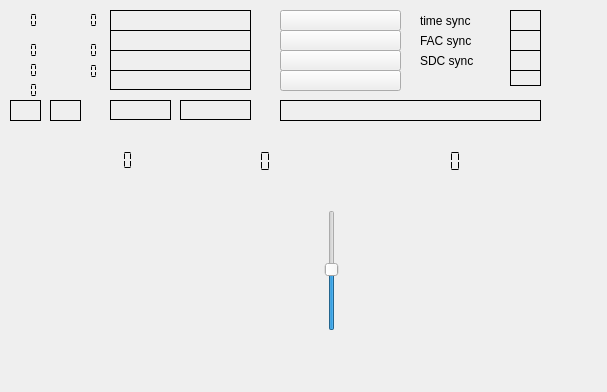
Above: decoders/drm-decoder/drmdecoder.ui from JvanKatwijk/swradio-8 before the change. Below: the same form after it.
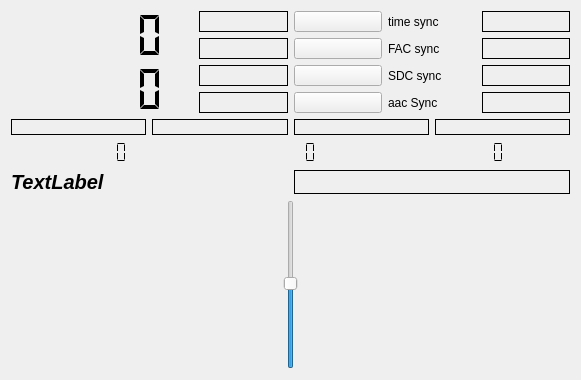
That is the form after the change. Custom widgets are drawn as their Qt base class.

Diff of the .ui file:
```diff
--- a/decoders/drm-decoder/drmdecoder.ui
+++ b/decoders/drm-decoder/drmdecoder.ui
@@ -6,559 +6,382 @@
    <rect>
     <x>0</x>
     <y>0</y>
-    <width>607</width>
-    <height>392</height>
+    <width>581</width>
+    <height>380</height>
    </rect>
   </property>
   <property name="windowTitle">
    <string>drm decoder</string>
   </property>
-  <widget class="QwtPlot" name="equalizerDisplay">
-   <property name="geometry">
-    <rect>
-     <x>10</x>
-     <y>220</y>
-     <width>291</width>
-     <height>131</height>
-    </rect>
-   </property>
-  </widget>
-  <widget class="QSlider" name="scopeSlider">
-   <property name="geometry">
-    <rect>
-     <x>320</x>
-     <y>210</y>
-     <width>24</width>
-     <height>121</height>
-    </rect>
-   </property>
-   <property name="value">
-    <number>50</number>
-   </property>
-   <property name="orientation">
-    <enum>Qt::Vertical</enum>
-   </property>
-  </widget>
-  <widget class="QwtPlot" name="iqPlotter">
-   <property name="geometry">
-    <rect>
-     <x>360</x>
-     <y>210</y>
-     <width>191</width>
-     <height>141</height>
-    </rect>
-   </property>
-  </widget>
-  <widget class="QLabel" name="messageLabel">
-   <property name="geometry">
-    <rect>
-     <x>280</x>
-     <y>100</y>
-     <width>261</width>
-     <height>21</height>
-    </rect>
-   </property>
-   <property name="frameShape">
-    <enum>QFrame::Box</enum>
-   </property>
-   <property name="text">
-    <string/>
-   </property>
-  </widget>
-  <widget class="QLabel" name="audioModelabel">
-   <property name="geometry">
-    <rect>
-     <x>180</x>
-     <y>100</y>
-     <width>71</width>
-     <height>20</height>
-    </rect>
-   </property>
-   <property name="frameShape">
-    <enum>QFrame::Box</enum>
-   </property>
-   <property name="text">
-    <string/>
-   </property>
-  </widget>
-  <widget class="QLabel" name="modeIndicator">
-   <property name="geometry">
-    <rect>
-     <x>50</x>
-     <y>100</y>
-     <width>31</width>
-     <height>21</height>
-    </rect>
-   </property>
-   <property name="frameShape">
-    <enum>QFrame::Box</enum>
-   </property>
-   <property name="text">
-    <string/>
-   </property>
-  </widget>
-  <widget class="QLabel" name="spectrumIndicator">
-   <property name="geometry">
-    <rect>
-     <x>10</x>
-     <y>100</y>
-     <width>31</width>
-     <height>21</height>
-    </rect>
-   </property>
-   <property name="frameShape">
-    <enum>QFrame::Box</enum>
-   </property>
-   <property name="text">
-    <string/>
-   </property>
-  </widget>
-  <widget class="QPushButton" name="channel_4">
-   <property name="geometry">
-    <rect>
-     <x>280</x>
-     <y>70</y>
-     <width>121</width>
-     <height>21</height>
-    </rect>
-   </property>
-   <property name="text">
-    <string/>
-   </property>
-  </widget>
-  <widget class="QPushButton" name="channel_3">
-   <property name="geometry">
-    <rect>
-     <x>280</x>
-     <y>50</y>
-     <width>121</width>
-     <height>21</height>
-    </rect>
-   </property>
-   <property name="text">
-    <string/>
-   </property>
-  </widget>
-  <widget class="QPushButton" name="channel_2">
-   <property name="geometry">
-    <rect>
-     <x>280</x>
-     <y>30</y>
-     <width>121</width>
-     <height>21</height>
-    </rect>
-   </property>
-   <property name="text">
-    <string/>
-   </property>
-  </widget>
-  <widget class="QPushButton" name="channel_1">
-   <property name="geometry">
-    <rect>
-     <x>280</x>
-     <y>10</y>
-     <width>121</width>
-     <height>21</height>
-    </rect>
-   </property>
-   <property name="toolTip">
-    <string>&lt;html&gt;&lt;head/&gt;&lt;body&gt;&lt;p&gt;Visibility of the button suggests the availability of a DRM channel.&lt;/p&gt;&lt;/body&gt;&lt;/html&gt;</string>
-   </property>
-   <property name="text">
-    <string/>
-   </property>
-  </widget>
-  <widget class="QLCDNumber" name="snrDisplay">
-   <property name="geometry">
-    <rect>
-     <x>40</x>
-     <y>150</y>
-     <width>141</width>
-     <height>20</height>
-    </rect>
-   </property>
-   <property name="toolTip">
-    <string>&lt;html&gt;&lt;head/&gt;&lt;body&gt;&lt;p&gt;Estimate of the SNR of the DRM signal.&lt;/p&gt;&lt;/body&gt;&lt;/html&gt;</string>
-   </property>
-   <property name="frameShape">
-    <enum>QFrame::NoFrame</enum>
-   </property>
-   <property name="frameShadow">
-    <enum>QFrame::Plain</enum>
-   </property>
-   <property name="lineWidth">
-    <number>0</number>
-   </property>
-   <property name="segmentStyle">
-    <enum>QLCDNumber::Flat</enum>
-   </property>
-  </widget>
-  <widget class="QLCDNumber" name="angleDisplay">
-   <property name="geometry">
-    <rect>
-     <x>60</x>
-     <y>60</y>
-     <width>41</width>
-     <height>23</height>
-    </rect>
-   </property>
-   <property name="toolTip">
-    <string>&lt;html&gt;&lt;head/&gt;&lt;body&gt;&lt;p&gt;Phase angle of the error.&lt;/p&gt;&lt;/body&gt;&lt;/html&gt;</string>
-   </property>
-   <property name="frameShape">
-    <enum>QFrame::NoFrame</enum>
-   </property>
-   <property name="segmentStyle">
-    <enum>QLCDNumber::Flat</enum>
-   </property>
-  </widget>
-  <widget class="QLCDNumber" name="show_small_offset">
-   <property name="geometry">
-    <rect>
-     <x>60</x>
-     <y>40</y>
-     <width>41</width>
-     <height>21</height>
-    </rect>
-   </property>
-   <property name="toolTip">
-    <string>&lt;html&gt;&lt;head/&gt;&lt;body&gt;&lt;p&gt;Fine frequency offset as measured by the software (i.e. the offset to the nearest carrier).&lt;/p&gt;&lt;/body&gt;&lt;/html&gt;</string>
-   </property>
-   <property name="frameShape">
-    <enum>QFrame::NoFrame</enum>
-   </property>
-   <property name="segmentStyle">
-    <enum>QLCDNumber::Flat</enum>
-   </property>
-  </widget>
-  <widget class="QLCDNumber" name="show_int_offset">
-   <property name="geometry">
-    <rect>
-     <x>60</x>
-     <y>10</y>
-     <width>41</width>
-     <height>21</height>
-    </rect>
-   </property>
-   <property name="toolTip">
-    <string>&lt;html&gt;&lt;head/&gt;&lt;body&gt;&lt;p&gt;&amp;quot;Coarse frequency offset as measured by the software&amp;quot;&lt;/p&gt;&lt;p&gt;&lt;br/&gt;&lt;/p&gt;&lt;/body&gt;&lt;/html&gt;</string>
-   </property>
-   <property name="frameShape">
-    <enum>QFrame::NoFrame</enum>
-   </property>
-   <property name="segmentStyle">
-    <enum>QLCDNumber::Flat</enum>
-   </property>
-  </widget>
-  <widget class="QLCDNumber" name="phaseOffsetDisplay">
-   <property name="geometry">
-    <rect>
-     <x>0</x>
-     <y>80</y>
-     <width>41</width>
-     <height>21</height>
-    </rect>
-   </property>
-   <property name="font">
-    <font>
-     <family>DejaVu Sans</family>
-     <pointsize>8</pointsize>
-    </font>
-   </property>
-   <property name="toolTip">
-    <string>&lt;html&gt;&lt;head/&gt;&lt;body&gt;&lt;p&gt;PhaseOffsetDisplay shows the local offset of the frequency as caused by the mousewheeel&lt;/p&gt;&lt;/body&gt;&lt;/html&gt;</string>
-   </property>
-   <property name="frameShape">
-    <enum>QFrame::NoFrame</enum>
-   </property>
-   <property name="segmentStyle">
-    <enum>QLCDNumber::Flat</enum>
-   </property>
-  </widget>
-  <widget class="QLCDNumber" name="clockOffsetDisplay">
-   <property name="geometry">
-    <rect>
-     <x>0</x>
-     <y>60</y>
-     <width>41</width>
-     <height>21</height>
-    </rect>
-   </property>
-   <property name="toolTip">
-    <string>&lt;html&gt;&lt;head/&gt;&lt;body&gt;&lt;p&gt;Estimate of the clock offset (measured between successive frames).&lt;/p&gt;&lt;/body&gt;&lt;/html&gt;</string>
-   </property>
-   <property name="frameShape">
-    <enum>QFrame::NoFrame</enum>
-   </property>
-   <property name="segmentStyle">
-    <enum>QLCDNumber::Flat</enum>
-   </property>
-  </widget>
-  <widget class="QLCDNumber" name="timeOffsetDisplay">
-   <property name="geometry">
-    <rect>
-     <x>0</x>
-     <y>40</y>
-     <width>41</width>
-     <height>21</height>
-    </rect>
-   </property>
-   <property name="toolTip">
-    <string>&lt;html&gt;&lt;head/&gt;&lt;body&gt;&lt;p&gt;Time offset display, i.e. the &amp;quot;fine&amp;quot; time error.&lt;/p&gt;&lt;/body&gt;&lt;/html&gt;</string>
-   </property>
-   <property name="frameShape">
-    <enum>QFrame::NoFrame</enum>
-   </property>
-   <property name="segmentStyle">
-    <enum>QLCDNumber::Flat</enum>
-   </property>
-  </widget>
-  <widget class="QLCDNumber" name="timeDelayDisplay">
-   <property name="geometry">
-    <rect>
-     <x>0</x>
-     <y>10</y>
-     <width>41</width>
-     <height>21</height>
-    </rect>
-   </property>
-   <property name="toolTip">
-    <string>&lt;html&gt;&lt;head/&gt;&lt;body&gt;&lt;p&gt;Time delay, i.e. a measure of the timing error.&lt;/p&gt;&lt;/body&gt;&lt;/html&gt;</string>
-   </property>
-   <property name="frameShape">
-    <enum>QFrame::NoFrame</enum>
-   </property>
-   <property name="segmentStyle">
-    <enum>QLCDNumber::Flat</enum>
-   </property>
-  </widget>
-  <widget class="QLabel" name="faadSyncLabel">
-   <property name="geometry">
-    <rect>
-     <x>510</x>
-     <y>70</y>
-     <width>31</width>
-     <height>16</height>
-    </rect>
-   </property>
-   <property name="toolTip">
-    <string>&lt;html&gt;&lt;head/&gt;&lt;body&gt;&lt;p&gt;Faad sync label. Green means that the AAC decoder could decode audio.&lt;/p&gt;&lt;/body&gt;&lt;/html&gt;</string>
-   </property>
-   <property name="frameShape">
-    <enum>QFrame::Box</enum>
-   </property>
-   <property name="text">
-    <string/>
-   </property>
-  </widget>
-  <widget class="QLabel" name="sdcSyncLabel">
-   <property name="geometry">
-    <rect>
-     <x>510</x>
-     <y>50</y>
-     <width>31</width>
-     <height>21</height>
-    </rect>
-   </property>
-   <property name="toolTip">
-    <string>&lt;html&gt;&lt;head/&gt;&lt;body&gt;&lt;p&gt;SDC sync label, green means SDC's could be decoded (usually 16 QAM).&lt;/p&gt;&lt;/body&gt;&lt;/html&gt;</string>
-   </property>
-   <property name="frameShape">
-    <enum>QFrame::Box</enum>
-   </property>
-   <property name="text">
-    <string/>
-   </property>
-  </widget>
-  <widget class="QLabel" name="aacDataLabel">
-   <property name="geometry">
-    <rect>
-     <x>110</x>
-     <y>70</y>
-     <width>141</width>
-     <height>20</height>
-    </rect>
-   </property>
-   <property name="frameShape">
-    <enum>QFrame::Box</enum>
-   </property>
-   <property name="text">
-    <string/>
-   </property>
-  </widget>
-  <widget class="QLabel" name="label_4">
-   <property name="geometry">
-    <rect>
-     <x>420</x>
-     <y>50</y>
-     <width>64</width>
-     <height>21</height>
-    </rect>
-   </property>
-   <property name="text">
-    <string>SDC sync</string>
-   </property>
-  </widget>
-  <widget class="QLabel" name="facSyncLabel">
-   <property name="geometry">
-    <rect>
-     <x>510</x>
-     <y>30</y>
-     <width>31</width>
-     <height>21</height>
-    </rect>
-   </property>
-   <property name="toolTip">
-    <string>&lt;html&gt;&lt;head/&gt;&lt;body&gt;&lt;p&gt;FAC sync label, Green means that FAC's could be decoded (easy, often 4QAM).&lt;/p&gt;&lt;/body&gt;&lt;/html&gt;</string>
-   </property>
-   <property name="frameShape">
-    <enum>QFrame::Box</enum>
-   </property>
-   <property name="text">
-    <string/>
-   </property>
-  </widget>
-  <widget class="QLabel" name="label_3">
-   <property name="geometry">
-    <rect>
-     <x>420</x>
-     <y>30</y>
-     <width>66</width>
-     <height>21</height>
-    </rect>
-   </property>
-   <property name="text">
-    <string>FAC sync</string>
-   </property>
-  </widget>
-  <widget class="QLabel" name="timeSyncLabel">
-   <property name="geometry">
-    <rect>
-     <x>510</x>
-     <y>10</y>
-     <width>31</width>
-     <height>21</height>
-    </rect>
-   </property>
-   <property name="toolTip">
-    <string>&lt;html&gt;&lt;head/&gt;&lt;body&gt;&lt;p&gt;Time sync label, green means time synchronization is OK.&lt;/p&gt;&lt;/body&gt;&lt;/html&gt;</string>
-   </property>
-   <property name="frameShape">
-    <enum>QFrame::Box</enum>
-   </property>
-   <property name="text">
-    <string/>
-   </property>
-  </widget>
-  <widget class="QLabel" name="label_2">
-   <property name="geometry">
-    <rect>
-     <x>420</x>
-     <y>10</y>
-     <width>66</width>
-     <height>21</height>
-    </rect>
-   </property>
-   <property name="text">
-    <string>time sync</string>
-   </property>
-  </widget>
-  <widget class="QLabel" name="timeLabel">
-   <property name="geometry">
-    <rect>
-     <x>110</x>
-     <y>30</y>
-     <width>141</width>
-     <height>21</height>
-    </rect>
-   </property>
-   <property name="frameShape">
-    <enum>QFrame::Box</enum>
-   </property>
-   <property name="text">
-    <string/>
-   </property>
-  </widget>
-  <widget class="QLabel" name="countryLabel">
-   <property name="geometry">
-    <rect>
-     <x>110</x>
-     <y>10</y>
-     <width>141</width>
-     <height>21</height>
-    </rect>
-   </property>
-   <property name="frameShape">
-    <enum>QFrame::Box</enum>
-   </property>
-   <property name="text">
-    <string/>
-   </property>
-  </widget>
-  <widget class="QLabel" name="programTypeLabel">
-   <property name="geometry">
-    <rect>
-     <x>110</x>
-     <y>50</y>
-     <width>141</width>
-     <height>21</height>
-    </rect>
-   </property>
-   <property name="frameShape">
-    <enum>QFrame::Box</enum>
-   </property>
-   <property name="text">
-    <string/>
-   </property>
-  </widget>
-  <widget class="QLabel" name="datacoding">
-   <property name="geometry">
-    <rect>
-     <x>110</x>
-     <y>100</y>
-     <width>61</width>
-     <height>20</height>
-    </rect>
-   </property>
-   <property name="frameShape">
-    <enum>QFrame::Box</enum>
-   </property>
-   <property name="text">
-    <string/>
-   </property>
-  </widget>
-  <widget class="QLCDNumber" name="mer_sdc">
-   <property name="geometry">
-    <rect>
-     <x>190</x>
-     <y>150</y>
-     <width>111</width>
-     <height>23</height>
-    </rect>
-   </property>
-   <property name="frameShape">
-    <enum>QFrame::NoFrame</enum>
-   </property>
-   <property name="segmentStyle">
-    <enum>QLCDNumber::Flat</enum>
-   </property>
-  </widget>
-  <widget class="QLCDNumber" name="mer_msc">
-   <property name="geometry">
-    <rect>
-     <x>370</x>
-     <y>150</y>
-     <width>131</width>
-     <height>23</height>
-    </rect>
-   </property>
-   <property name="frameShape">
-    <enum>QFrame::NoFrame</enum>
-   </property>
-   <property name="segmentStyle">
-    <enum>QLCDNumber::Flat</enum>
-   </property>
-  </widget>
+  <layout class="QVBoxLayout" name="verticalLayout">
+   <item>
+    <layout class="QHBoxLayout" name="horizontalLayout">
+     <item>
+      <layout class="QVBoxLayout" name="verticalLayout_3">
+       <item>
+        <widget class="QLCDNumber" name="show_int_offset">
+         <property name="toolTip">
+          <string>&lt;html&gt;&lt;head/&gt;&lt;body&gt;&lt;p&gt;&amp;quot;Coarse frequency offset as measured by the software&amp;quot;&lt;/p&gt;&lt;p&gt;&lt;br/&gt;&lt;/p&gt;&lt;/body&gt;&lt;/html&gt;</string>
+         </property>
+         <property name="frameShape">
+          <enum>QFrame::NoFrame</enum>
+         </property>
+         <property name="segmentStyle">
+          <enum>QLCDNumber::Flat</enum>
+         </property>
+        </widget>
+       </item>
+       <item>
+        <widget class="QLCDNumber" name="show_small_offset">
+         <property name="toolTip">
+          <string>&lt;html&gt;&lt;head/&gt;&lt;body&gt;&lt;p&gt;Fine frequency offset as measured by the software (i.e. the offset to the nearest carrier).&lt;/p&gt;&lt;/body&gt;&lt;/html&gt;</string>
+         </property>
+         <property name="frameShape">
+          <enum>QFrame::NoFrame</enum>
+         </property>
+         <property name="segmentStyle">
+          <enum>QLCDNumber::Flat</enum>
+         </property>
+        </widget>
+       </item>
+      </layout>
+     </item>
+     <item>
+      <layout class="QGridLayout" name="gridLayout">
+       <item row="0" column="0">
+        <widget class="QLabel" name="countryLabel">
+         <property name="frameShape">
+          <enum>QFrame::Box</enum>
+         </property>
+         <property name="text">
+          <string/>
+         </property>
+        </widget>
+       </item>
+       <item row="0" column="1">
+        <widget class="QPushButton" name="channel_1">
+         <property name="maximumSize">
+          <size>
+           <width>16777215</width>
+           <height>21</height>
+          </size>
+         </property>
+         <property name="toolTip">
+          <string>&lt;html&gt;&lt;head/&gt;&lt;body&gt;&lt;p&gt;Visibility of the button suggests the availability of a DRM channel.&lt;/p&gt;&lt;/body&gt;&lt;/html&gt;</string>
+         </property>
+         <property name="text">
+          <string/>
+         </property>
+        </widget>
+       </item>
+       <item row="1" column="0">
+        <widget class="QLabel" name="timeLabel">
+         <property name="frameShape">
+          <enum>QFrame::Box</enum>
+         </property>
+         <property name="text">
+          <string/>
+         </property>
+        </widget>
+       </item>
+       <item row="1" column="1">
+        <widget class="QPushButton" name="channel_2">
+         <property name="maximumSize">
+          <size>
+           <width>16777215</width>
+           <height>21</height>
+          </size>
+         </property>
+         <property name="text">
+          <string/>
+         </property>
+        </widget>
+       </item>
+       <item row="2" column="0">
+        <widget class="QLabel" name="programTypeLabel">
+         <property name="frameShape">
+          <enum>QFrame::Box</enum>
+         </property>
+         <property name="text">
+          <string/>
+         </property>
+        </widget>
+       </item>
+       <item row="2" column="1">
+        <widget class="QPushButton" name="channel_3">
+         <property name="maximumSize">
+          <size>
+           <width>16777215</width>
+           <height>21</height>
+          </size>
+         </property>
+         <property name="text">
+          <string/>
+         </property>
+        </widget>
+       </item>
+       <item row="3" column="0">
+        <widget class="QLabel" name="aacDataLabel">
+         <property name="frameShape">
+          <enum>QFrame::Box</enum>
+         </property>
+         <property name="text">
+          <string/>
+         </property>
+        </widget>
+       </item>
+       <item row="3" column="1">
+        <widget class="QPushButton" name="channel_4">
+         <property name="maximumSize">
+          <size>
+           <width>16777215</width>
+           <height>21</height>
+          </size>
+         </property>
+         <property name="text">
+          <string/>
+         </property>
+        </widget>
+       </item>
+      </layout>
+     </item>
+     <item>
+      <layout class="QGridLayout" name="gridLayout_2">
+       <item row="0" column="0">
+        <widget class="QLabel" name="label_2">
+         <property name="text">
+          <string>time sync</string>
+         </property>
+        </widget>
+       </item>
+       <item row="0" column="1">
+        <widget class="QLabel" name="timeSyncLabel">
+         <property name="toolTip">
+          <string>&lt;html&gt;&lt;head/&gt;&lt;body&gt;&lt;p&gt;Time sync label, green means time synchronization is OK.&lt;/p&gt;&lt;/body&gt;&lt;/html&gt;</string>
+         </property>
+         <property name="frameShape">
+          <enum>QFrame::Box</enum>
+         </property>
+         <property name="text">
+          <string/>
+         </property>
+        </widget>
+       </item>
+       <item row="1" column="0">
+        <widget class="QLabel" name="label_3">
+         <property name="text">
+          <string>FAC sync</string>
+         </property>
+        </widget>
+       </item>
+       <item row="1" column="1">
+        <widget class="QLabel" name="facSyncLabel">
+         <property name="toolTip">
+          <string>&lt;html&gt;&lt;head/&gt;&lt;body&gt;&lt;p&gt;FAC sync label, Green means that FAC's could be decoded (easy, often 4QAM).&lt;/p&gt;&lt;/body&gt;&lt;/html&gt;</string>
+         </property>
+         <property name="frameShape">
+          <enum>QFrame::Box</enum>
+         </property>
+         <property name="text">
+          <string/>
+         </property>
+        </widget>
+       </item>
+       <item row="2" column="0">
+        <widget class="QLabel" name="label_4">
+         <property name="text">
+          <string>SDC sync</string>
+         </property>
+        </widget>
+       </item>
+       <item row="2" column="1">
+        <widget class="QLabel" name="sdcSyncLabel">
+         <property name="toolTip">
+          <string>&lt;html&gt;&lt;head/&gt;&lt;body&gt;&lt;p&gt;SDC sync label, green means SDC's could be decoded (usually 16 QAM).&lt;/p&gt;&lt;/body&gt;&lt;/html&gt;</string>
+         </property>
+         <property name="frameShape">
+          <enum>QFrame::Box</enum>
+         </property>
+         <property name="text">
+          <string/>
+         </property>
+        </widget>
+       </item>
+       <item row="3" column="0">
+        <widget class="QLabel" name="label">
+         <property name="text">
+          <string>aac Sync</string>
+         </property>
+        </widget>
+       </item>
+       <item row="3" column="1">
+        <widget class="QLabel" name="faadSyncLabel">
+         <property name="toolTip">
+          <string>&lt;html&gt;&lt;head/&gt;&lt;body&gt;&lt;p&gt;Faad sync label. Green means that the AAC decoder could decode audio.&lt;/p&gt;&lt;/body&gt;&lt;/html&gt;</string>
+         </property>
+         <property name="frameShape">
+          <enum>QFrame::Box</enum>
+         </property>
+         <property name="text">
+          <string/>
+         </property>
+        </widget>
+       </item>
+      </layout>
+     </item>
+    </layout>
+   </item>
+   <item>
+    <layout class="QHBoxLayout" name="horizontalLayout_5">
+     <item>
+      <widget class="QLabel" name="spectrumIndicator">
+       <property name="frameShape">
+        <enum>QFrame::Box</enum>
+       </property>
+       <property name="text">
+        <string/>
+       </property>
+      </widget>
+     </item>
+     <item>
+      <widget class="QLabel" name="modeIndicator">
+       <property name="frameShape">
+        <enum>QFrame::Box</enum>
+       </property>
+       <property name="text">
+        <string/>
+       </property>
+      </widget>
+     </item>
+     <item>
+      <widget class="QLabel" name="datacoding">
+       <property name="frameShape">
+        <enum>QFrame::Box</enum>
+       </property>
+       <property name="text">
+        <string/>
+       </property>
+      </widget>
+     </item>
+     <item>
+      <widget class="QLabel" name="audioModelabel">
+       <property name="frameShape">
+        <enum>QFrame::Box</enum>
+       </property>
+       <property name="text">
+        <string/>
+       </property>
+      </widget>
+     </item>
+    </layout>
+   </item>
+   <item>
+    <layout class="QHBoxLayout" name="horizontalLayout_4">
+     <item>
+      <widget class="QLCDNumber" name="fac_mer">
+       <property name="toolTip">
+        <string>&lt;html&gt;&lt;head/&gt;&lt;body&gt;&lt;p&gt;Estimate of the SNR of the DRM signal.&lt;/p&gt;&lt;/body&gt;&lt;/html&gt;</string>
+       </property>
+       <property name="frameShape">
+        <enum>QFrame::NoFrame</enum>
+       </property>
+       <property name="frameShadow">
+        <enum>QFrame::Plain</enum>
+       </property>
+       <property name="lineWidth">
+        <number>0</number>
+       </property>
+       <property name="segmentStyle">
+        <enum>QLCDNumber::Flat</enum>
+       </property>
+      </widget>
+     </item>
+     <item>
+      <widget class="QLCDNumber" name="sdc_mer">
+       <property name="frameShape">
+        <enum>QFrame::NoFrame</enum>
+       </property>
+       <property name="segmentStyle">
+        <enum>QLCDNumber::Flat</enum>
+       </property>
+      </widget>
+     </item>
+     <item>
+      <widget class="QLCDNumber" name="msc_mer">
+       <property name="frameShape">
+        <enum>QFrame::NoFrame</enum>
+       </property>
+       <property name="segmentStyle">
+        <enum>QLCDNumber::Flat</enum>
+       </property>
+      </widget>
+     </item>
+    </layout>
+   </item>
+   <item>
+    <layout class="QHBoxLayout" name="horizontalLayout_2">
+     <item>
+      <widget class="QLabel" name="selectedService">
+       <property name="font">
+        <font>
+         <pointsize>15</pointsize>
+         <weight>75</weight>
+         <italic>true</italic>
+         <bold>true</bold>
+        </font>
+       </property>
+       <property name="text">
+        <string>TextLabel</string>
+       </property>
+      </widget>
+     </item>
+     <item>
+      <widget class="QLabel" name="messageLabel">
+       <property name="frameShape">
+        <enum>QFrame::Box</enum>
+       </property>
+       <property name="text">
+        <string/>
+       </property>
+      </widget>
+     </item>
+    </layout>
+   </item>
+   <item>
+    <layout class="QHBoxLayout" name="horizontalLayout_3">
+     <item>
+      <widget class="QwtPlot" name="equalizerDisplay">
+       <property name="maximumSize">
+        <size>
+         <width>16777215</width>
+         <height>131</height>
+        </size>
+       </property>
+      </widget>
+     </item>
+     <item>
+      <widget class="QSlider" name="scopeSlider">
+       <property name="value">
+        <number>50</number>
+       </property>
+       <property name="orientation">
+        <enum>Qt::Vertical</enum>
+       </property>
+      </widget>
+     </item>
+     <item>
+      <widget class="QwtPlot" name="iqPlotter">
+       <property name="maximumSize">
+        <size>
+         <width>16777215</width>
+         <height>141</height>
+        </size>
+       </property>
+      </widget>
+     </item>
+    </layout>
+   </item>
+  </layout>
  </widget>
  <customwidgets>
   <customwidget>
```
